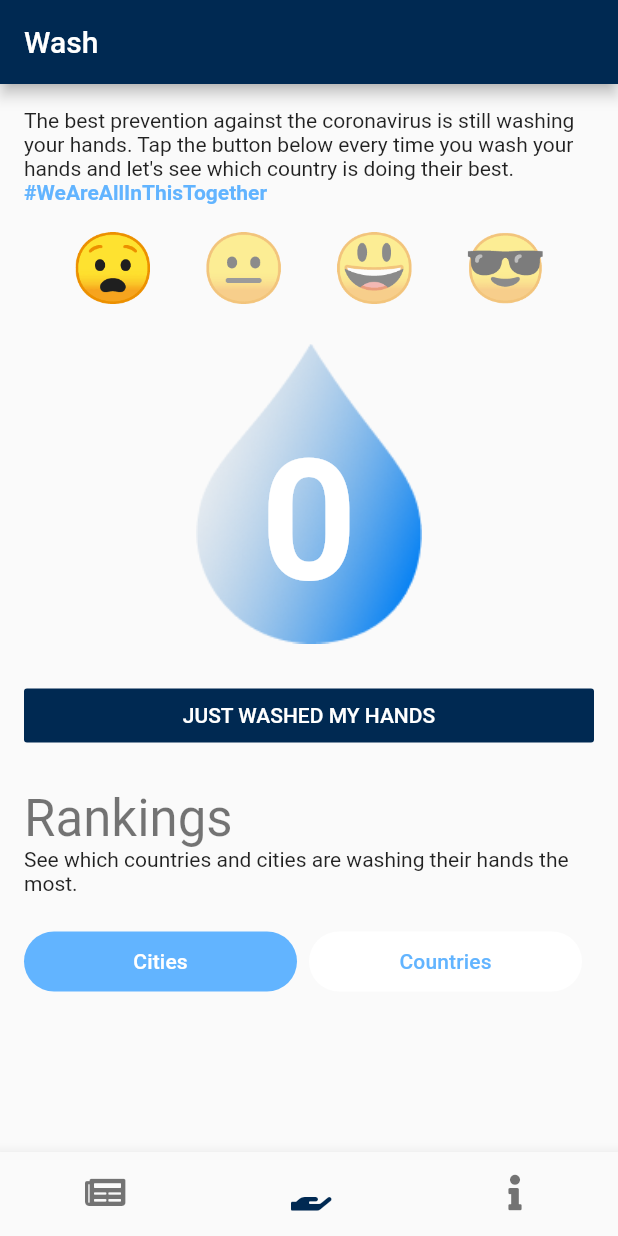
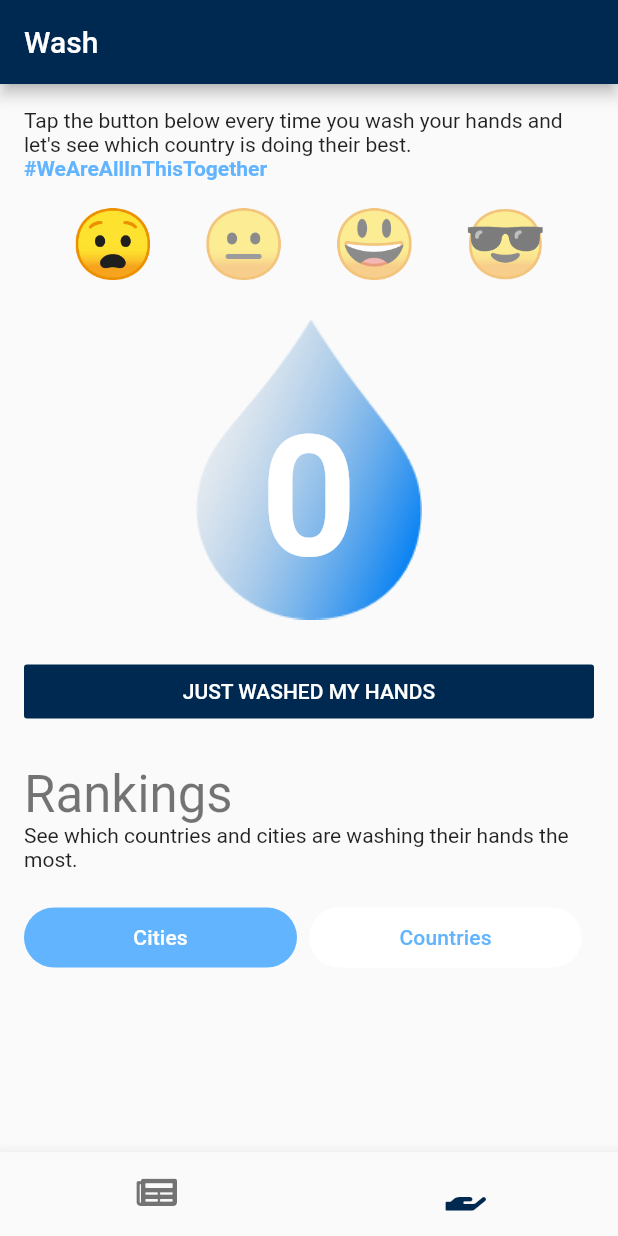
Before and after one commit to boatengyeboah/WashYourHands, a Flutter app: the MainTabs screen opened directly, item 2 of the bottom bar chosen, on a phone screen of 412 x 824 dp. Run offline on Flutter 3.47's test engine with Material 2 defaults, Android fonts, the phone set to English and light mode, and no system bars; our stand-ins replace font_awesome_flutter, google_maps_flutter, shared_preferences, sliding_up_panel, timeago; missing offline and left inert: searchable_dropdown; accounts and stored records are empty; network calls fail.

Commit message:
Remove anything relating to coronavirus in the app

```diff
--- a/app/lib/main_tabs.dart
+++ b/app/lib/main_tabs.dart
@@ -58,10 +58,10 @@ class _MainTabsState extends State<MainTabs> {
 //            icon: Icon(FontAwesomeIcons.solidLightbulb),
 //            title: Text('Resources'),
 //          ),
-          BottomNavigationBarItem(
-            icon: Icon(FontAwesomeIcons.info),
-            title: Text('Disclaimer'),
-          ),
+          // BottomNavigationBarItem(
+          //   icon: Icon(FontAwesomeIcons.info),
+          //   title: Text('Disclaimer'),
+          // ),
         ],
       ),
     );
--- a/app/lib/wash_tab.dart
+++ b/app/lib/wash_tab.dart
@@ -67,7 +67,7 @@ class _WashTabState extends State<WashTab> {
                   text: TextSpan(children: [
                 TextSpan(
                     text:
-                        "The best prevention against the coronavirus is still washing your hands. Tap the button below every time you wash your hands and let's see which country is doing their best.\n"),
+                        "Tap the button below every time you wash your hands and let's see which country is doing their best.\n"),
                 TextSpan(
                     text: '#WeAreAllInThisTogether',
                     style: Theme.of(context).textTheme.body1.copyWith(
```
Also changed, not shown: 1 other file.
